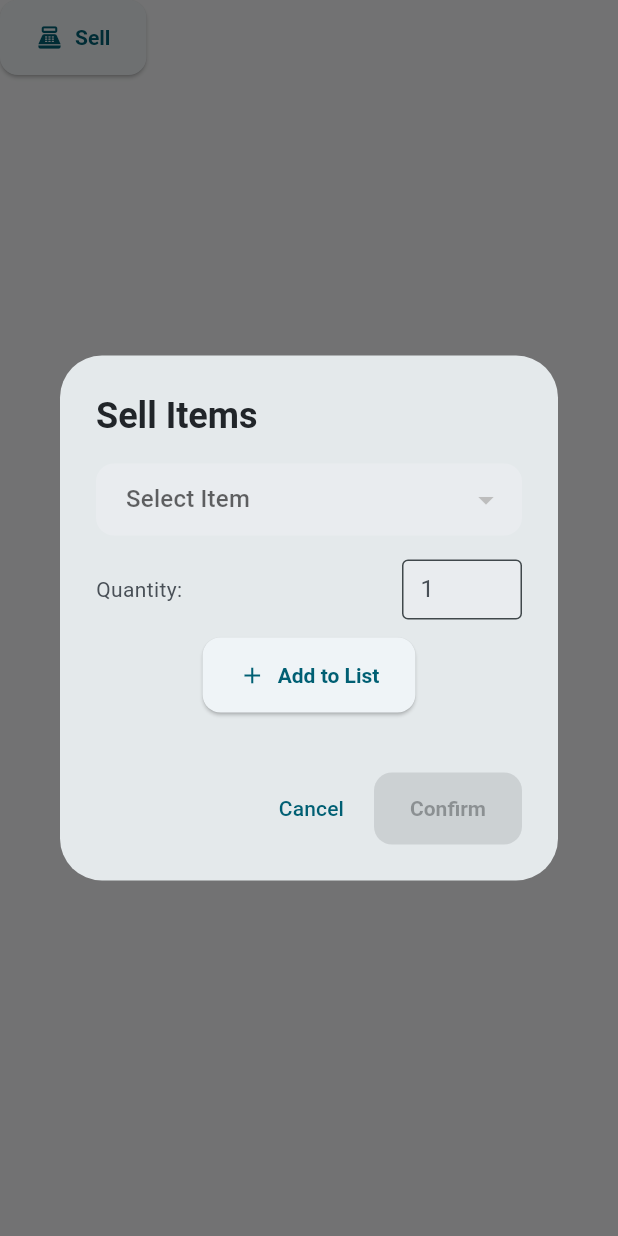
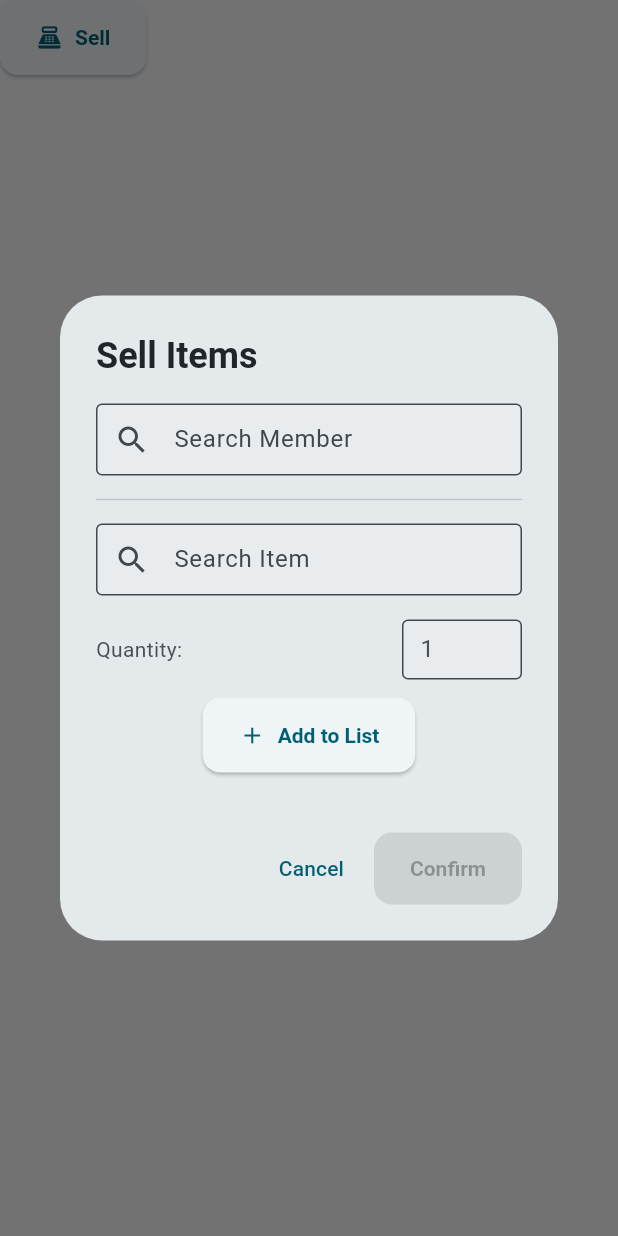
Before and after one commit to EarlConz/LZCAS, a Flutter app: the SellButton widget shown alone on an empty page, opened directly, after a tap on "Sell", on a phone screen of 412 x 824 dp. Run offline on Flutter 3.47's test engine with Material 3 defaults, Android fonts, the phone set to English and light mode, and no system bars; our stand-ins replace csv, drift, fl_chart, qr_flutter; missing offline and left inert: file_selector; accounts and stored records are empty; generated files the repository leaves out were written again.

```diff
--- a/lib/buttons/sellbutton.dart
+++ b/lib/buttons/sellbutton.dart
@@ -13,13 +13,24 @@ class SellButton extends StatefulWidget {
 
 class _SellButtonState extends State<SellButton> {
   List<String> items = [];
+  List<String> members = ["Non Member", "Member A", "Member B", "Member C"];
+  String? selectedItem;
+  String? selectedMember = "Non Member";
+  int quantity = 1;
+  List<Map<String, dynamic>> cart = [];
+
+  final TextEditingController _qtyController = TextEditingController(text: "1");
+  final TextEditingController _memberSearchController = TextEditingController();
+  final TextEditingController _itemSearchController = TextEditingController();
+  final FocusNode _qtyFocusNode = FocusNode();
+  final FocusNode _memberFocusNode = FocusNode();
+  final FocusNode _itemFocusNode = FocusNode();
 
   @override
   void initState() {
     super.initState();
     _loadItems();
 
-    // ✅ Clear field when focused (if it's "1")
     _qtyFocusNode.addListener(() {
       if (_qtyFocusNode.hasFocus && _qtyController.text == "1") {
         _qtyController.clear();
@@ -30,20 +41,20 @@ class _SellButtonState extends State<SellButton> {
   Future<void> _loadItems() async {
     final rows = await repository.fetchItems();
     setState(() {
-      items = inventoryItemsFromRows(rows).map((i) => i['name'].toString()).toList();
+      items = inventoryItemsFromRows(rows)
+          .map((i) => i['name'].toString())
+          .toList();
     });
   }
-
-  String? selectedItem;
-  int quantity = 1;
-  List<Map<String, dynamic>> cart = [];
-  final TextEditingController _qtyController = TextEditingController(text: "1");
-  final FocusNode _qtyFocusNode = FocusNode();
 
   @override
   void dispose() {
     _qtyController.dispose();
+    _memberSearchController.dispose();
+    _itemSearchController.dispose();
     _qtyFocusNode.dispose();
+    _memberFocusNode.dispose();
+    _itemFocusNode.dispose();
     super.dispose();
   }
 
@@ -64,7 +75,6 @@ class _SellButtonState extends State<SellButton> {
   }
 
   void _showSellDialog(BuildContext context) {
-  // Capture context before async/await usage inside the dialog
     final localContext = context;
     showDialog(
       context: localContext,
@@ -78,23 +88,123 @@ class _SellButtonState extends State<SellButton> {
                 child: Column(
                   mainAxisSize: MainAxisSize.min,
                   children: [
-                    // 🔍 Dropdown
-                    DropdownButtonFormField<String>(
-                      initialValue: selectedItem,
-                      hint: const Text("Select Item"),
-                      items: items
-                          .map((e) => DropdownMenuItem(
-                                value: e,
-                                child: Text(e),
+                    // 🔎 Member Search with Dropdown
+                    FocusScope(
+                      child: Focus(
+                        focusNode: _memberFocusNode,
+                        child: Column(
+                          children: [
+                            TextField(
+                              controller: _memberSearchController,
+                              decoration: const InputDecoration(
+                                labelText: "Search Member",
+                                hintText:
+                                    "Type to search or leave blank for Non Member",
+                                prefixIcon: Icon(Icons.search),
+                                border: OutlineInputBorder(),
+                              ),
+                              onChanged: (_) => setState(() {}),
+                            ),
+                            if (_memberFocusNode.hasFocus ||
+                                _memberSearchController.text.isNotEmpty)
+                              Container(
+                                constraints:
+                                    const BoxConstraints(maxHeight: 200),
+                                margin: const EdgeInsets.only(top: 4),
+                                decoration: BoxDecoration(
+                                  color: Colors.white,
+                                  border:
+                                      Border.all(color: Colors.grey.shade300),
+                                  borderRadius: BorderRadius.circular(4),
+                                ),
+                                child: ListView(
+                                  shrinkWrap: true,
+                                  children: members
+                                      .where((m) {
+                                        final query = _memberSearchController
+                                            .text
+                                            .toLowerCase();
+                                        return query.isEmpty ||
+                                            m.toLowerCase().contains(query);
+                                      })
+                                      .map((m) => ListTile(
+                                            title: Text(m),
+                                            onTap: () {
+                                              setState(() {
+                                                selectedMember = m;
+                                                _memberSearchController.text = m;
+                                                _memberFocusNode.unfocus();
+                                              });
+                                            },
                                           ))
                                       .toList(),
-                      onChanged: (value) {
-                        setState(() => selectedItem = value);
+                                ),
+                              ),
+                          ],
+                        ),
+                      ),
+                    ),
+
+                    const Divider(height: 32),
+
+                    // 🔎 Item Search with Dropdown
+                    FocusScope(
+                      child: Focus(
+                        focusNode: _itemFocusNode,
+                        child: Column(
+                          children: [
+                            TextField(
+                              controller: _itemSearchController,
+                              decoration: const InputDecoration(
+                                labelText: "Search Item",
+                                hintText: "Type to search item",
+                                prefixIcon: Icon(Icons.search),
+                                border: OutlineInputBorder(),
+                              ),
+                              onChanged: (_) => setState(() {}),
+                            ),
+                            if (_itemFocusNode.hasFocus ||
+                                _itemSearchController.text.isNotEmpty)
+                              Container(
+                                constraints:
+                                    const BoxConstraints(maxHeight: 200),
+                                margin: const EdgeInsets.only(top: 4),
+                                decoration: BoxDecoration(
+                                  color: Colors.white,
+                                  border:
+                                      Border.all(color: Colors.grey.shade300),
+                                  borderRadius: BorderRadius.circular(4),
+                                ),
+                                child: ListView(
+                                  shrinkWrap: true,
+                                  children: items
+                                      .where((i) {
+                                        final query = _itemSearchController.text
+                                            .toLowerCase();
+                                        return query.isEmpty ||
+                                            i.toLowerCase().contains(query);
+                                      })
+                                      .map((i) => ListTile(
+                                            title: Text(i),
+                                            onTap: () {
+                                              setState(() {
+                                                selectedItem = i;
+                                                _itemSearchController.text = i;
+                                                _itemFocusNode.unfocus();
+                                              });
                                             },
+                                          ))
+                                      .toList(),
                                 ),
+                              ),
+                          ],
+                        ),
+                      ),
+                    ),
+
                     const SizedBox(height: 16),
 
-                    // 🔢 Quantity Input Box
+                    // 🔢 Quantity
                     Row(
                       mainAxisAlignment: MainAxisAlignment.spaceBetween,
                       children: [
@@ -109,9 +219,10 @@ class _SellButtonState extends State<SellButton> {
                               FilteringTextInputFormatter.digitsOnly,
                             ],
                             decoration: const InputDecoration(
+                              hintText: "Enter Quantity",
                               isDense: true,
-                              contentPadding:
-                                  EdgeInsets.symmetric(horizontal: 8, vertical: 8),
+                              contentPadding: EdgeInsets.symmetric(
+                                  horizontal: 8, vertical: 8),
                               border: OutlineInputBorder(),
                             ),
                             onChanged: (value) {
@@ -119,14 +230,13 @@ class _SellButtonState extends State<SellButton> {
                                 setState(() => quantity = 0);
                                 return;
                               }
-
                               final normalized = int.parse(value).toString();
                               setState(() {
                                 quantity = int.tryParse(normalized) ?? 1;
                                 _qtyController.text = quantity.toString();
-                                _qtyController.selection = TextSelection.fromPosition(
-                                  TextPosition(offset: _qtyController.text.length),
-                                );
+                                _qtyController.selection =
+                                    TextSelection.fromPosition(TextPosition(
+                                        offset: _qtyController.text.length));
                               });
                             },
                           ),
@@ -155,11 +265,11 @@ class _SellButtonState extends State<SellButton> {
                             cart.add({
                               "item": selectedItem!,
                               "quantity": quantity,
-                              "price": "", // start empty, user will input
-                              "priceController":
-                                  TextEditingController(), // for each item
+                              "price": "",
+                              "priceController": TextEditingController(),
                             });
                             selectedItem = null;
+                            _itemSearchController.clear();
                             quantity = 1;
                             _qtyController.text = "1";
                           });
@@ -171,7 +281,7 @@ class _SellButtonState extends State<SellButton> {
 
                     const SizedBox(height: 16),
 
-                    // 📝 Cart with price input
+                    // 📝 Cart
                     if (cart.isNotEmpty)
                       SizedBox(
                         height: 200,
@@ -181,14 +291,12 @@ class _SellButtonState extends State<SellButton> {
                             final entry = cart[index];
                             return Row(
                               children: [
-                                // Item name & quantity
                                 Expanded(
                                   child: ListTile(
                                     title: Text(entry["item"]),
                                     subtitle: Text("Qty: ${entry["quantity"]}"),
                                   ),
                                 ),
-                                // 💲 Price input field
                                 SizedBox(
                                   width: 100,
                                   child: TextField(
@@ -199,6 +307,7 @@ class _SellButtonState extends State<SellButton> {
                                     ],
                                     decoration: const InputDecoration(
                                       labelText: "Price",
+                                      hintText: "Enter Price",
                                       isDense: true,
                                       border: OutlineInputBorder(),
                                     ),
@@ -233,6 +342,10 @@ class _SellButtonState extends State<SellButton> {
                   onPressed: cart.isEmpty
                       ? null
                       : () async {
+                          final member = (_memberSearchController.text.isEmpty)
+                              ? "Non Member"
+                              : _memberSearchController.text;
+
                           for (var entry in cart) {
                             final dbItem = (await repository.fetchItems())
                                 .firstWhere((r) => r.name == entry["item"]);
@@ -242,20 +355,23 @@ class _SellButtonState extends State<SellButton> {
                             final updated = dbItem.copyWith(
                               stock: newStock,
                               lastUpdated: Value(DateTime.now()),
-                                status: Value(newStatus));
-                            // use repository helper so listeners are notified
+                              status: Value(newStatus),
+                            );
                             await repository.updateItem(updated);
-                            // persist sale record
+
                             final priceStr = (entry["price"] ?? '').toString();
                             final price = int.tryParse(priceStr) ?? 0;
-                            await repository.addSale(itemId: dbItem.id, itemName: dbItem.name, quantity: q, price: price);
+                            await repository.addSale(
+                              itemId: dbItem.id,
+                              itemName: dbItem.name,
+                              quantity: q,
+                              price: price,
+                            );
                           }
-                          // reload items first, then close dialog using captured dialogContext
                           await _loadItems();
                           if (!mounted) return;
                           Navigator.pop(dialogContext, cart);
                           cart.clear();
-                          // optionally notify a transactions list elsewhere by reloading sales if implemented
                         },
                   child: const Text("Confirm"),
                 ),
--- a/pubspec.yaml
+++ b/pubspec.yaml
@@ -40,6 +40,12 @@ dependencies:
   mobile_scanner: ^6.0.2
   csv: ^5.0.0
   file_selector: ^1.0.3
+  camera_windows: ^0.2.1+7
+  zxing2: ^0.2.0
+  qr_bar_code_scanner_dialog: ^0.0.5
+  camera: ^0.11.2
+  dropdown_search: ^6.0.1
+
 
   cupertino_icons: ^1.0.8
 
```
Also changed, not shown: lib/buttons/qrscanbutton.dart (deleted, +0 -223 lines), lib/buttons/redeembutton.dart (added, +175 -0 lines), lib/pages/transactionpage.dart (+7 -4 lines), pubspec.lock, 4 other files. Lines whose indentation alone changed are shown as unchanged.
